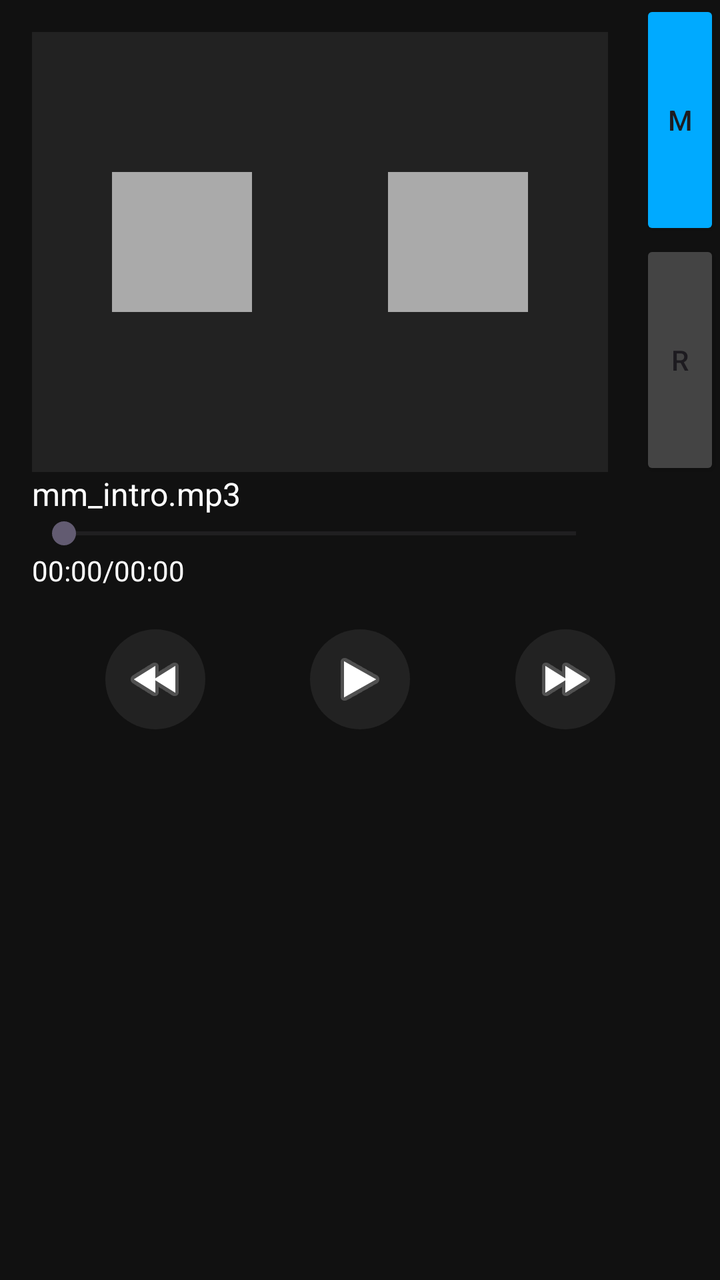
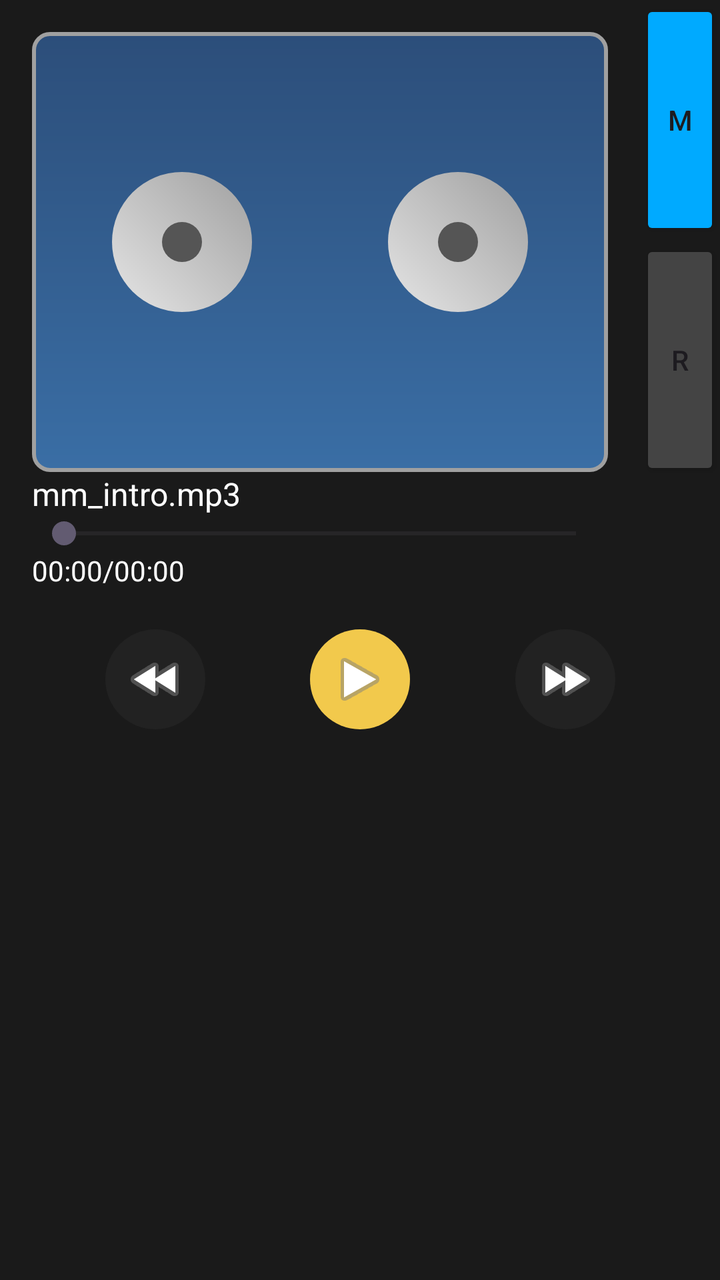

Compare the two renders of this Android layout. The source of the first and the diff that turns it into the second are given below.
<!-- AndroidManifest.xml: application theme Theme.WalkmanApp -->
<!-- res/layout/activity_music.xml -->
<?xml version="1.0" encoding="utf-8"?>
<androidx.constraintlayout.widget.ConstraintLayout
    xmlns:android="http://schemas.android.com/apk/res/android"
    xmlns:app="http://schemas.android.com/apk/res-auto"
    android:background="#111111"
    android:layout_width="match_parent"
    android:layout_height="match_parent">

    
    <Button
        android:id="@+id/btnModeMusic"
        android:layout_width="40dp"
        android:layout_height="120dp"
        android:text="M"
        android:backgroundTint="#00AAFF"
        app:layout_constraintEnd_toEndOf="parent"
        app:layout_constraintTop_toTopOf="parent"
        app:layout_constraintBottom_toTopOf="@id/btnModeRecord"/>

    
    <Button
        android:id="@+id/btnModeRecord"
        android:layout_width="40dp"
        android:layout_height="120dp"
        android:text="R"
        android:backgroundTint="#444444"
        app:layout_constraintEnd_toEndOf="parent"
        app:layout_constraintTop_toBottomOf="@id/btnModeMusic"/>

    
    <FrameLayout
        android:id="@+id/cassetteContainer"
        android:layout_width="0dp"
        android:layout_height="220dp"
        android:layout_margin="16dp"
        android:background="#222222"
        app:layout_constraintEnd_toStartOf="@id/btnModeMusic"
        app:layout_constraintStart_toStartOf="parent"
        app:layout_constraintTop_toTopOf="parent">

        

        <ImageView
            android:id="@+id/reelLeft"
            android:layout_width="70dp"
            android:layout_height="70dp"
            android:layout_marginStart="40dp"
            android:layout_marginTop="70dp"
            android:background="#AAAAAA"/>

        
        <ImageView
            android:id="@+id/reelRight"
            android:layout_width="70dp"
            android:layout_height="70dp"
            android:layout_gravity="end"
            android:layout_marginEnd="40dp"
            android:layout_marginTop="70dp"
            android:background="#AAAAAA"/>

    </FrameLayout>

    
    <TextView
        android:id="@+id/txtTitle"
        android:layout_width="0dp"
        android:layout_height="wrap_content"
        android:text="mm_intro.mp3"
        android:textColor="#FFFFFF"
        android:textSize="16sp"
        app:layout_constraintTop_toBottomOf="@id/cassetteContainer"
        app:layout_constraintStart_toStartOf="@id/cassetteContainer"
        app:layout_constraintEnd_toEndOf="@id/cassetteContainer"/>

    
    <SeekBar
        android:id="@+id/seekBar"
        android:layout_width="0dp"
        android:layout_height="wrap_content"
        app:layout_constraintTop_toBottomOf="@id/txtTitle"
        app:layout_constraintStart_toStartOf="@id/txtTitle"
        app:layout_constraintEnd_toEndOf="@id/txtTitle"/>

    
    <LinearLayout
        android:id="@+id/layoutTime"
        android:layout_width="0dp"
        android:layout_height="wrap_content"
        android:layout_marginHorizontal="16dp"
        android:orientation="horizontal"
        android:gravity="center_vertical"
        app:layout_constraintTop_toBottomOf="@id/seekBar"
        app:layout_constraintStart_toStartOf="parent"
        app:layout_constraintEnd_toEndOf="parent">

        <TextView
            android:id="@+id/txtCurrentTime"
            android:text="00:00"
            android:textColor="#FFFFFF"
            android:layout_width="wrap_content"
            android:layout_height="wrap_content"/>

        <TextView
            android:id="@+id/txtSlash"
            android:text="/"
            android:textColor="#FFFFFF"
            android:layout_width="wrap_content"
            android:layout_height="wrap_content"/>

        <TextView
            android:id="@+id/txtDuration"
            android:text="00:00"
            android:textColor="#FFFFFF"
            android:layout_width="wrap_content"
            android:layout_height="wrap_content"/>
    </LinearLayout>

    

        <ImageButton
            android:id="@+id/btnBack"
            android:layout_width="50dp"
            android:layout_height="50dp"
            android:background="@drawable/bg_circle"
            android:src="@android:drawable/ic_media_rew"
            android:layout_marginTop="20dp"
            app:layout_constraintTop_toBottomOf="@id/layoutTime"
            app:layout_constraintStart_toStartOf="parent"
            app:layout_constraintEnd_toStartOf="@id/btnPlayMusic"/>

        <ImageButton
            android:id="@+id/btnPlayMusic"
            android:layout_width="50dp"
            android:layout_height="50dp"
            android:background="@drawable/bg_circle"
            android:src="@android:drawable/ic_media_play"
            app:layout_constraintTop_toTopOf="@id/btnBack"
            app:layout_constraintStart_toEndOf="@id/btnBack"
            app:layout_constraintEnd_toStartOf="@id/btnForward"/>

        <ImageButton
            android:id="@+id/btnForward"
            android:layout_width="50dp"
            android:layout_height="50dp"
            android:background="@drawable/bg_circle"
            android:src="@android:drawable/ic_media_ff"
            app:layout_constraintTop_toTopOf="@id/btnPlayMusic"
            app:layout_constraintStart_toEndOf="@id/btnPlayMusic"
            app:layout_constraintEnd_toEndOf="parent"/>

</androidx.constraintlayout.widget.ConstraintLayout>
<!-- resources referenced by this layout -->
<resources>
  <!-- drawable bg_circle (drawable) -->
  <shape xmlns:android="http://schemas.android.com/apk/res/android">
      <solid android:color="#222222"/>
      <corners android:radius="50dp"/>
  </shape>
  <style name="Theme.WalkmanApp" parent="Base.Theme.WalkmanApp" />
  <style name="Base.Theme.WalkmanApp" parent="Theme.Material3.DayNight.NoActionBar">
          
          
      </style>
</resources>

<!-- the commit's change to res/layout/activity_music.xml (unified diff, before → after) -->
@@ -2,7 +2,7 @@
 <androidx.constraintlayout.widget.ConstraintLayout
     xmlns:android="http://schemas.android.com/apk/res/android"
     xmlns:app="http://schemas.android.com/apk/res-auto"
-    android:background="#111111"
+    android:background="#1A1A1A"
     android:layout_width="match_parent"
     android:layout_height="match_parent">
 
@@ -33,7 +33,8 @@
         android:layout_width="0dp"
         android:layout_height="220dp"
         android:layout_margin="16dp"
-        android:background="#222222"
+        android:background="@drawable/bg_walkman_body"
+
         app:layout_constraintEnd_toStartOf="@id/btnModeMusic"
         app:layout_constraintStart_toStartOf="parent"
         app:layout_constraintTop_toTopOf="parent">
@@ -46,7 +47,9 @@
             android:layout_height="70dp"
             android:layout_marginStart="40dp"
             android:layout_marginTop="70dp"
-            android:background="#AAAAAA"/>
+            android:background="@drawable/reel"/>
+
+
 
         
         <ImageView
@@ -56,7 +59,7 @@
             android:layout_gravity="end"
             android:layout_marginEnd="40dp"
             android:layout_marginTop="70dp"
-            android:background="#AAAAAA"/>
+            android:background="@drawable/reel"/>
 
     </FrameLayout>
 
@@ -133,6 +136,7 @@
             android:layout_width="50dp"
             android:layout_height="50dp"
             android:background="@drawable/bg_circle"
+            android:backgroundTint="@color/walkman_yellow"
             android:src="@android:drawable/ic_media_play"
             app:layout_constraintTop_toTopOf="@id/btnBack"
             app:layout_constraintStart_toEndOf="@id/btnBack"
<!-- resource entries referenced after the edit -->
@@ -1,10 +1,49 @@
 <!-- resources referenced by this layout -->
 <resources>
+  <color name="walkman_yellow">#F2C94C</color>
   <!-- drawable bg_circle (drawable) -->
   <shape xmlns:android="http://schemas.android.com/apk/res/android">
       <solid android:color="#222222"/>
       <corners android:radius="50dp"/>
   </shape>
+  <!-- drawable bg_walkman_body (drawable) -->
+  <shape xmlns:android="http://schemas.android.com/apk/res/android">
+      <gradient
+          android:startColor="#3A6EA5"
+          android:endColor="#2C4E7A"
+          android:angle="90"/>
+  
+      <corners android:radius="8dp"/>
+  
+      <stroke
+          android:width="2dp"
+          android:color="#A0A0A0"/>
+  </shape>
+  <!-- drawable reel (drawable) -->
+  <layer-list xmlns:android="http://schemas.android.com/apk/res/android">
+  
+      
+      <item>
+          <shape android:shape="oval">
+              <gradient
+                  android:startColor="#E5E5E5"
+                  android:endColor="#A0A0A0"
+                  android:angle="45"/>
+          </shape>
+      </item>
+  
+      
+      <item
+          android:width="20dp"
+          android:height="20dp"
+          android:gravity="center">
+  
+          <shape android:shape="oval">
+              <solid android:color="#555555"/>
+          </shape>
+      </item>
+  
+  </layer-list>
   <style name="Theme.WalkmanApp" parent="Base.Theme.WalkmanApp" />
   <style name="Base.Theme.WalkmanApp" parent="Theme.Material3.DayNight.NoActionBar">
           
